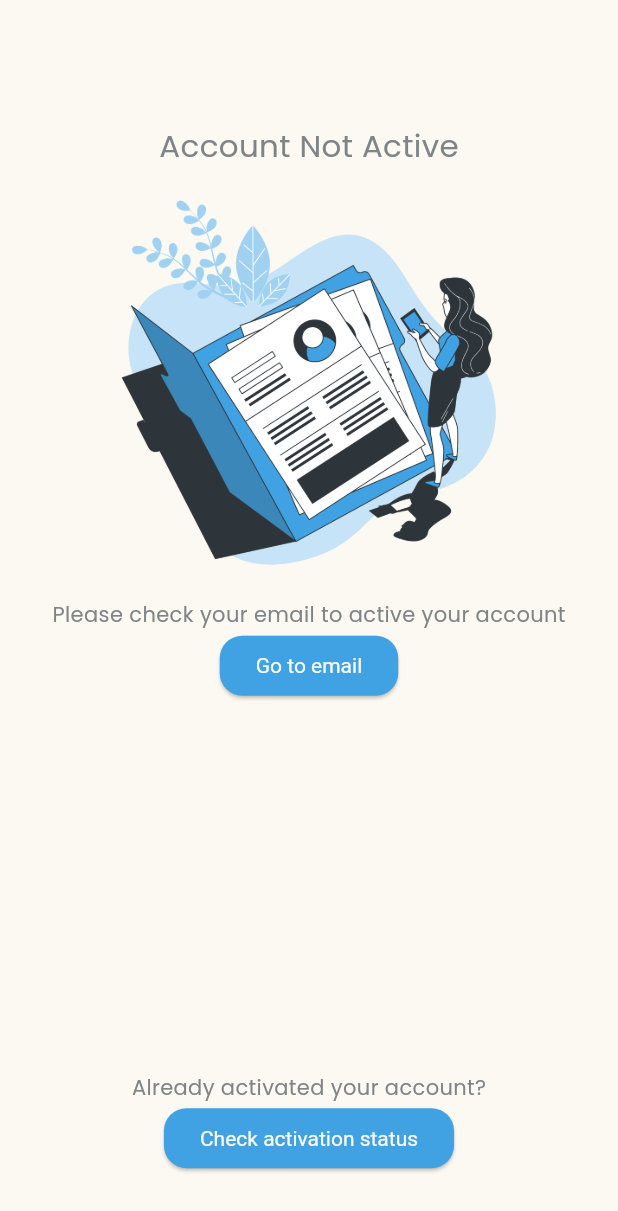
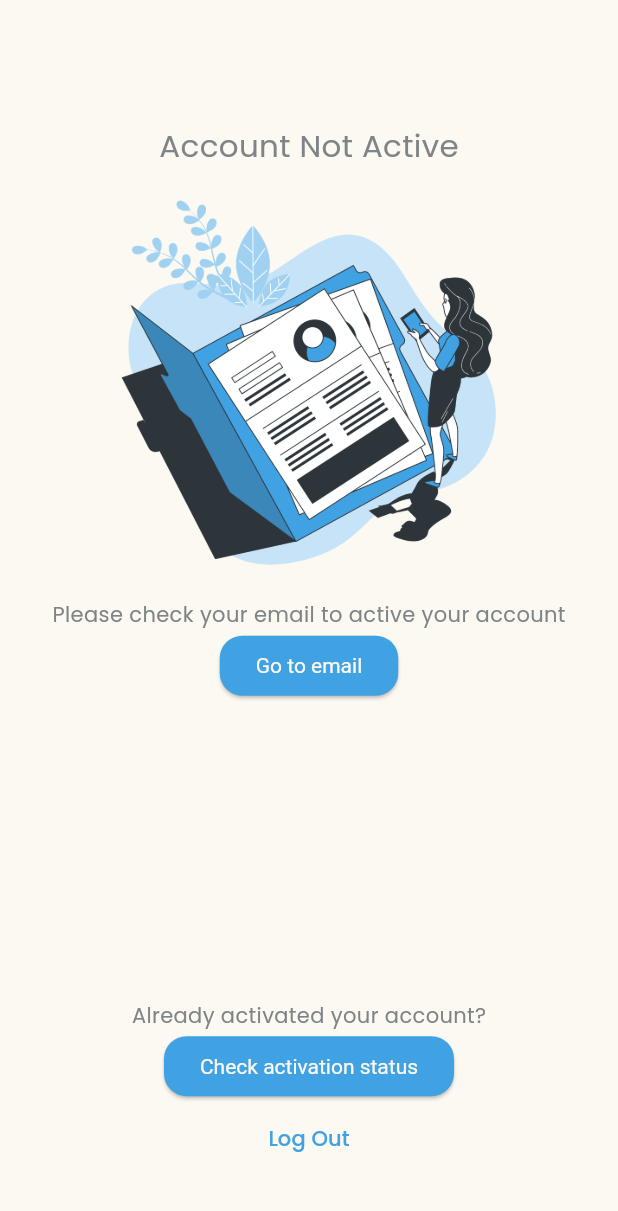
Before and after one commit to DodeTeddy/arcturus, a Flutter app: the AccountNotActiveScreen screen opened directly, on a phone screen of 412 x 824 dp. Shown: the top 1211 px of the screen. Run offline on Flutter 3.47's test engine with Material 3 defaults, Android fonts, the phone set to English and light mode, and no system bars; our stand-ins replace cached_network_image, flutter_secure_storage, google_fonts, iconsax, image_picker, shimmer; missing offline and left inert: clipboard; accounts and stored records are empty.

Commit message:
add button logout in not active screen

```diff
--- a/lib/features/account_not_active/screens/account_not_active_screen.dart
+++ b/lib/features/account_not_active/screens/account_not_active_screen.dart
@@ -1,5 +1,6 @@
 import 'dart:async';
 
+import 'package:arcturus_mobile_app/utils/interceptors.dart';
 import 'package:flutter/material.dart';
 import 'package:provider/provider.dart';
 
@@ -115,6 +116,10 @@ class AccountNotActiveScreen extends StatelessWidget {
                       onPressed: onPressedCheckActivation,
                       text: 'Check activation status',
                     ),
+                    TextButton.icon(
+                      onPressed: () => interceptor(context, isLogout: true),
+                      label: const Text('Log Out'),
+                    ),
                   ],
                 ),
               )
--- a/lib/utils/interceptors.dart
+++ b/lib/utils/interceptors.dart
@@ -21,7 +21,7 @@ void checkSignOutProgress(BuildContext context) {
   context.read<NavBarProvider>().onResetPageIndex();
 }
 
-void interceptor(BuildContext context) {
+void interceptor(BuildContext context, {bool isLogout = false}) {
   showDialog(
     barrierDismissible: false,
     context: context,
@@ -32,7 +32,7 @@ void interceptor(BuildContext context) {
           children: [
             Image.asset(errorVector, width: Responsive.width(context, 30)),
             Text(
-              'Your session has expired',
+              isLogout ? 'Are you sure?' : 'Your session has expired',
               style: TextStyle(
                 fontSize: Responsive.width(context, 4),
               ),
```
